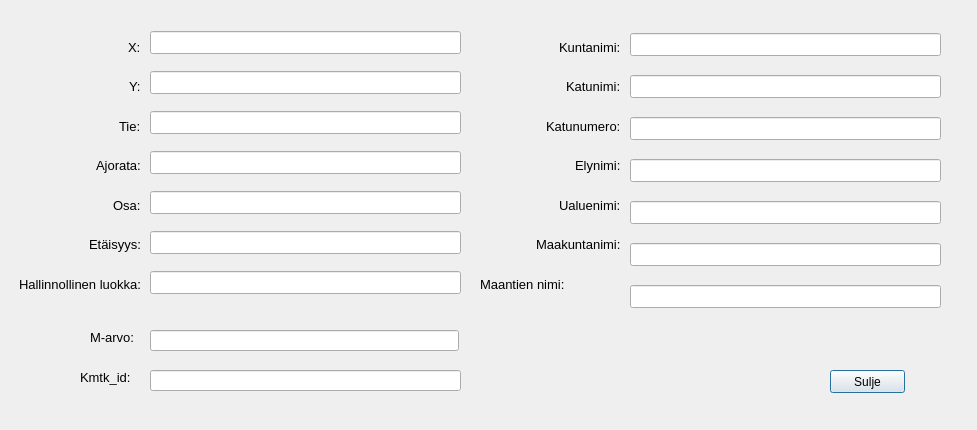
Before: the Qt Designer form dialogs/PopUp_dialog.ui in finnishtransportagency/QGIS-tieosoitetyokalu, drawn with Qt 5.
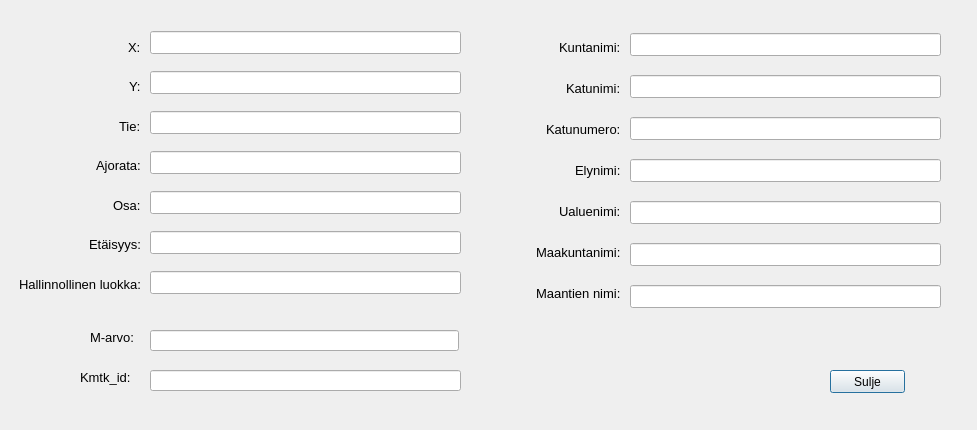
After: the same form once the commit is applied.

```diff
--- a/dialogs/PopUp_dialog.ui
+++ b/dialogs/PopUp_dialog.ui
@@ -639,7 +639,7 @@
      <x>480</x>
      <y>30</y>
      <width>141</width>
-     <height>271</height>
+     <height>281</height>
     </rect>
    </property>
    <property name="font">
@@ -720,7 +720,7 @@
       </property>
      </widget>
     </item>
-    <item>
+    <item alignment="Qt::AlignRight">
      <widget class="QLabel" name="label_17">
       <property name="font">
        <font>
```
